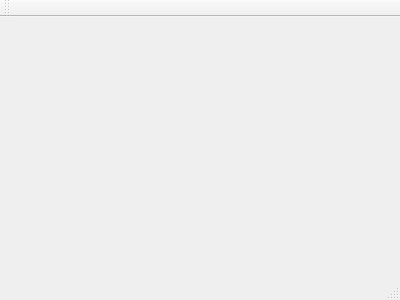
Before: the Qt Designer form ulmainwindow.ui in CKost/undersea-llamas, drawn with Qt 5.
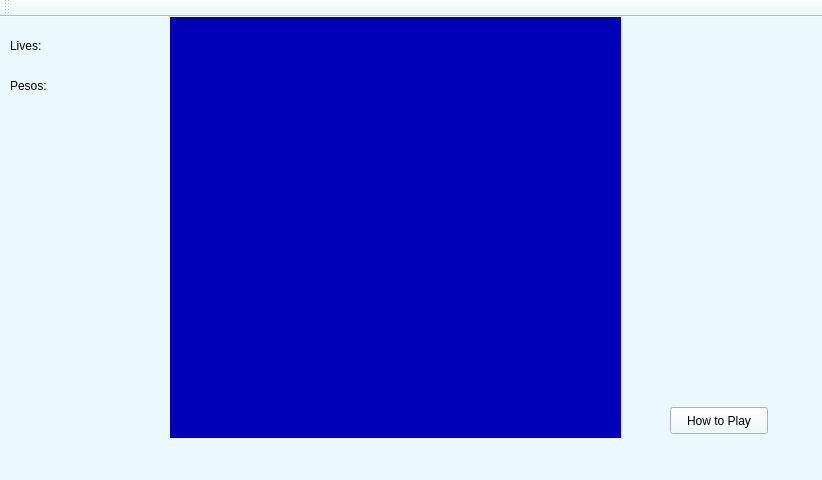
After: the same form once the commit is applied.

Commit message: ULMainWindow methods updated.

```diff
--- a/ulmainwindow.ui
+++ b/ulmainwindow.ui
@@ -1,24 +1,99 @@
 <ui version="4.0">
  <class>ULMainWindow</class>
- <widget class="QMainWindow" name="ULMainWindow" >
-  <property name="geometry" >
+ <widget class="QMainWindow" name="ULMainWindow">
+  <property name="geometry">
    <rect>
     <x>0</x>
     <y>0</y>
-    <width>400</width>
-    <height>300</height>
+    <width>822</width>
+    <height>480</height>
    </rect>
   </property>
   <property name="windowTitle" >
    <string>ULMainWindow</string>
   </property>
-  <widget class="QMenuBar" name="menuBar" />
-  <widget class="QToolBar" name="mainToolBar" />
-  <widget class="QWidget" name="centralWidget" />
-  <widget class="QStatusBar" name="statusBar" />
+  <property name="styleSheet">
+   <string notr="true">background-color: rgb(235, 249, 255);</string>
+  </property>
+  <widget class="QWidget" name="centralWidget">
+   <widget class="QWidget" name="widgetGame" native="true">
+    <property name="geometry">
+     <rect>
+      <x>170</x>
+      <y>0</y>
+      <width>451</width>
+      <height>421</height>
+     </rect>
+    </property>
+    <property name="styleSheet">
+     <string notr="true">background-color: rgb(0, 0, 184);</string>
+    </property>
+   </widget>
+   <widget class="QPushButton" name="buttonInstructions">
+    <property name="geometry">
+     <rect>
+      <x>670</x>
+      <y>390</y>
+      <width>98</width>
+      <height>27</height>
+     </rect>
+    </property>
+    <property name="styleSheet">
+     <string notr="true">
+</string>
+    </property>
+    <property name="text">
+     <string>How to Play</string>
+    </property>
+   </widget>
+   <widget class="QLabel" name="labelLife">
+    <property name="geometry">
+     <rect>
+      <x>10</x>
+      <y>20</y>
+      <width>66</width>
+      <height>17</height>
+     </rect>
+    </property>
+    <property name="text">
+     <string>Lives:</string>
+    </property>
+   </widget>
+   <widget class="QLabel" name="labelPesos">
+    <property name="geometry">
+     <rect>
+      <x>10</x>
+      <y>60</y>
+      <width>66</width>
+      <height>17</height>
+     </rect>
+    </property>
+    <property name="text">
+     <string>Pesos:</string>
+    </property>
+   </widget>
+  </widget>
+  <widget class="QMenuBar" name="menuBar">
+   <property name="geometry">
+    <rect>
+     <x>0</x>
+     <y>0</y>
+     <width>822</width>
+     <height>25</height>
+    </rect>
+   </property>
+  </widget>
+  <widget class="QToolBar" name="mainToolBar">
+   <attribute name="toolBarArea">
+    <enum>TopToolBarArea</enum>
+   </attribute>
+   <attribute name="toolBarBreak">
+    <bool>false</bool>
+   </attribute>
+  </widget>
+  <widget class="QStatusBar" name="statusBar"/>
  </widget>
- <layoutDefault spacing="6" margin="11" />
- <pixmapfunction></pixmapfunction>
+ <layoutdefault spacing="6" margin="11"/>
  <resources/>
  <connections/>
 </ui>
```
Left out of the diff: 3 changed lines with no effect on the pictures. The commit also changes 2 other files.
